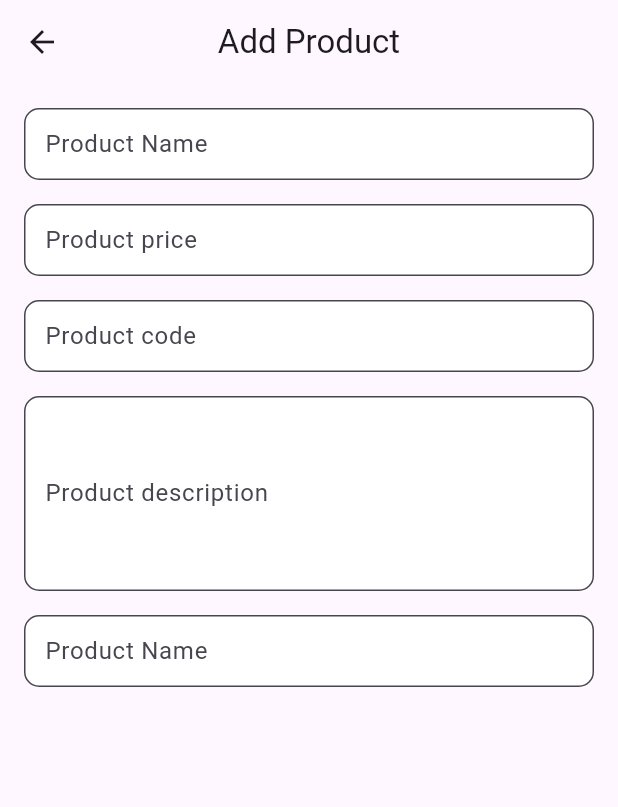
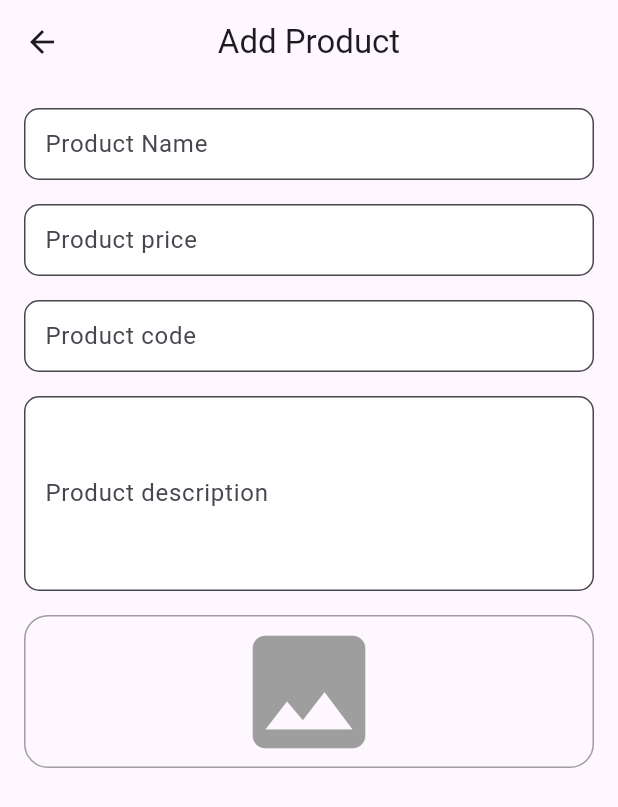
Before and after one commit to mahmoudahmed1718/ecommercedash, a Flutter app: the AddProductView screen opened by its route, on a phone screen of 412 x 824 dp. Shown: the top 807 px of the screen. Run offline on Flutter 3.47's test engine with Material 3 defaults, Android fonts, the phone set to English and light mode, and no system bars; our stand-ins replace firebase_core; accounts and stored records are empty.

Commit message:
Refactor AddProductViewBody to replace product name field with ImageFile widget

```diff
--- a/lib/features/add_product/presentation/view/widgets/add_product_view_body.dart
+++ b/lib/features/add_product/presentation/view/widgets/add_product_view_body.dart
@@ -1,4 +1,5 @@
 import 'package:ecommercedash/core/widgets/custom_text_form_filed.dart';
+import 'package:ecommercedash/features/add_product/presentation/view/widgets/image_file.dart';
 import 'package:flutter/material.dart';
 
 class AddProductViewBody extends StatefulWidget {
@@ -42,10 +43,7 @@ class _AddProductViewBodyState extends State<AddProductViewBody> {
               maxLines: 5,
             ),
             const SizedBox(height: 16),
-            CustomTextFormField(
-              name: 'Product Name',
-              textType: TextInputType.text,
-            ),
+            ImageFile(),
           ],
         ),
       ),
--- /dev/null
+++ b/lib/features/add_product/presentation/view/widgets/image_file.dart
@@ -0,0 +1,19 @@
+import 'package:flutter/material.dart';
+
+class ImageFile extends StatelessWidget {
+  const ImageFile({super.key});
+  @override
+  Widget build(BuildContext context) {
+    return GestureDetector(
+      onTap: () {},
+      child: Container(
+        width: double.infinity,
+        decoration: BoxDecoration(
+          borderRadius: BorderRadius.circular(16),
+          border: Border.all(color: Colors.grey),
+        ),
+        child: Icon(Icons.image, size: 100, color: Colors.grey),
+      ),
+    );
+  }
+}
```
